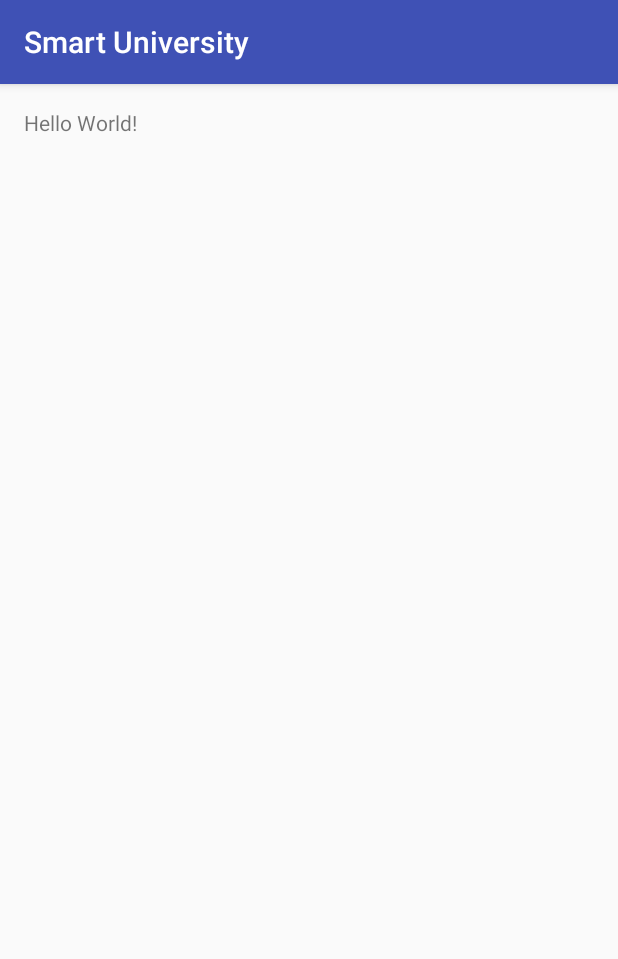
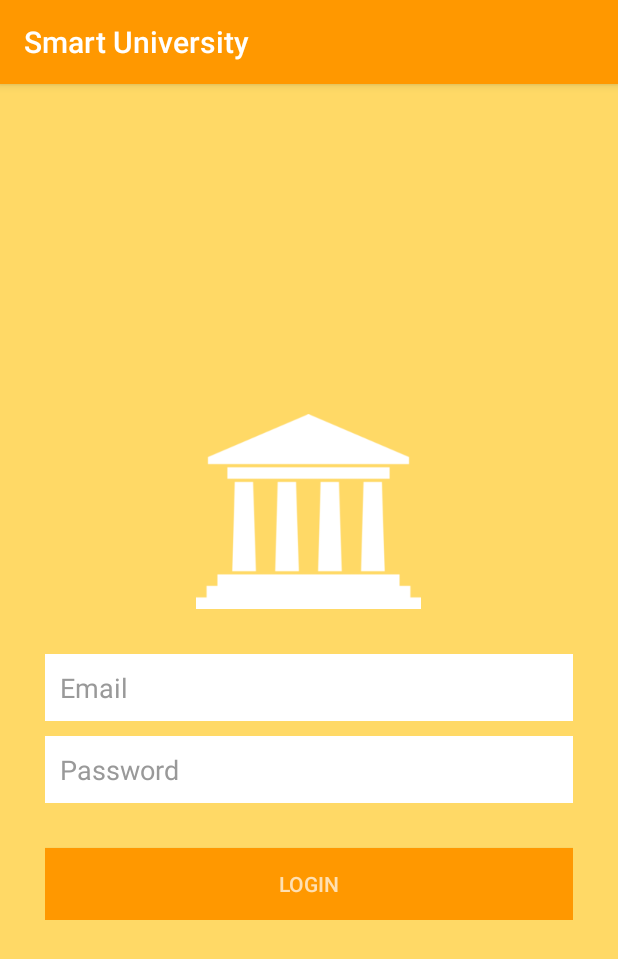
Before and after one commit to hossamk/SmartUniversity, an Android app: the screen it shows after launch (MainActivity before the commit, LoginActivity after it), on a phone screen of 412 x 824 dp. Shown: the top 959 px of the screen. Run offline under Robolectric (Android 15) with nearby library versions, the phone set to English and light mode, and no system bars; our stand-ins replace Volley.

Commit message:
login (#2)
* Added authentication to the app.

```diff
--- a/app/src/main/AndroidManifest.xml
+++ b/app/src/main/AndroidManifest.xml
@@ -5,12 +5,15 @@
     <uses-permission android:name="android.permission.INTERNET" />
 
     <application
+        android:name="com.smartuniversitygp.smartuniversity.app.AppController"
         android:allowBackup="true"
-        android:icon="@mipmap/ic_launcher"
+        android:icon="@drawable/logo"
         android:label="@string/app_name"
         android:supportsRtl="true"
         android:theme="@style/AppTheme">
         <activity android:name=".MainActivity">
+        </activity>
+        <activity android:name=".LoginActivity">
             <intent-filter>
                 <action android:name="android.intent.action.MAIN" />
 
--- /dev/null
+++ b/app/src/main/java/com/smartuniversitygp/smartuniversity/LoginActivity.java
@@ -0,0 +1,164 @@
+package com.smartuniversitygp.smartuniversity;
+
+import android.app.ProgressDialog;
+import android.content.Intent;
+import android.support.v7.app.AppCompatActivity;
+import android.os.Bundle;
+import android.util.Log;
+import android.view.View;
+import android.widget.Button;
+import android.widget.EditText;
+import android.widget.Toast;
+import com.android.volley.Request.Method;
+import com.android.volley.Response;
+import com.android.volley.VolleyError;
+import com.android.volley.toolbox.StringRequest;
+
+import com.smartuniversitygp.smartuniversity.app.AppConfig;
+import com.smartuniversitygp.smartuniversity.app.AppController;
+import com.smartuniversitygp.smartuniversity.helper.SessionManager;
+import com.smartuniversitygp.smartuniversity.helper.User;
+
+import org.json.JSONException;
+import org.json.JSONObject;
+
+import java.util.HashMap;
+import java.util.Map;
+
+public class LoginActivity extends AppCompatActivity {
+    private static String TAG = LoginActivity.class.getSimpleName();
+
+    private Button btnLogin;
+    private EditText etEmail;
+    private EditText etPassword;
+    private ProgressDialog pDialog;
+    private SessionManager session;
+
+    @Override
+    protected void onCreate(Bundle savedInstanceState) {
+        super.onCreate(savedInstanceState);
+        setContentView(R.layout.activity_login);
+
+        etEmail = (EditText) findViewById(R.id.et_email);
+        etPassword = (EditText) findViewById(R.id.et_password);
+        btnLogin = (Button) findViewById(R.id.btn_login);
+
+        // Progress dialog
+        pDialog = new ProgressDialog(this);
+        pDialog.setCancelable(false);
+
+        // Session manager
+        session = new SessionManager(getApplicationContext());
+
+        // Check if user is already logged in or not
+        if (session.isLoggedIn()) {
+            // User is already logged in. move to main activity
+            Intent intent = new Intent(LoginActivity.this, MainActivity.class);
+            startActivity(intent);
+            finish();
+        }
+
+        // Login button Click Event
+        btnLogin.setOnClickListener(new View.OnClickListener() {
+
+            public void onClick(View view) {
+                String email = etEmail.getText().toString().trim();
+                String password = etPassword.getText().toString().trim();
+
+                // Check for empty data in the form
+                if (!email.isEmpty() && !password.isEmpty()) {
+                    // login user
+                    login(email, password);
+                } else {
+                    // Prompt user to enter credentials
+                    Toast.makeText(getApplicationContext(), "Please enter your email and password!", Toast.LENGTH_LONG).show();
+                }
+            }
+
+        });
+    }
+
+    private void login(final String email, final String password){
+        // Tag used to cancel the request
+        String tag_string_req = "req_login";
+
+        pDialog.setMessage("Logging in ...");
+        showDialog();
+
+        StringRequest strReq = new StringRequest(Method.POST,
+                AppConfig.URL_LOGIN, new Response.Listener<String>() {
+
+            @Override
+            public void onResponse(String response) {
+                Log.d(TAG, "Login Response: " + response.toString());
+                hideDialog();
+
+                try {
+                    JSONObject jObj = new JSONObject(response);
+                    boolean error = jObj.getBoolean("error");
+                    // Check for error node in json
+                    if (!error) {
+                        String token = jObj.getString("token");
+                        String first = jObj.getString("firstName");
+                        String last = jObj.getString("lastName");
+                        String email = jObj.getString("email");
+                        String type = jObj.getString("type");
+                        User user = new User(first, last, email, type, token);
+
+                        // user successfully logged in
+                        // Create login session
+                        session.setLogin(true, user);
+
+                        // Launch main activity
+                        Intent intent = new Intent(LoginActivity.this, MainActivity.class);
+                        startActivity(intent);
+                        finish();
+                    } else {
+                        // Error in login. Get the error message
+                        String errorMsg = jObj.getString("message");
+                        Toast.makeText(getApplicationContext(), errorMsg, Toast.LENGTH_LONG).show();
+                    }
+                } catch (JSONException e) {
+                    // JSON error
+                    e.printStackTrace();
+                    Toast.makeText(getApplicationContext(), "Json error: " + e.getMessage(), Toast.LENGTH_LONG).show();
+                }
+
+            }
+        }, new Response.ErrorListener() {
+
+            @Override
+            public void onErrorResponse(VolleyError error) {
+                Log.e(TAG, "Login Error: " + error.getMessage());
+                Toast.makeText(getApplicationContext(), error.getMessage(), Toast.LENGTH_LONG).show();
+                hideDialog();
+            }
+        }) {
+
+            @Override
+            protected Map<String, String> getParams() {
+                // Posting parameters to login url
+                Map<String, String> params = new HashMap<String, String>();
+                params.put("email", email);
+                params.put("password", password);
+
+                return params;
+            }
+
+        };
+
+        // Adding request to request queue
+        AppController.getInstance().addToRequestQueue(strReq, tag_string_req);
+    }
+
+    private void showDialog() {
+        if (!pDialog.isShowing())
+            pDialog.show();
+    }
+
+    private void hideDialog() {
+        if (pDialog.isShowing())
+            pDialog.dismiss();
+    }
+
+}
--- /dev/null
+++ b/app/src/main/java/com/smartuniversitygp/smartuniversity/helper/SessionManager.java
@@ -0,0 +1,79 @@
+package com.smartuniversitygp.smartuniversity.helper;
+
+import android.content.Context;
+import android.content.SharedPreferences;
+import android.util.Log;
+import android.content.SharedPreferences.Editor;
+
+/**
+ * Created by hossam on 6/19/16 .
+ */
+
+
+public class SessionManager {
+    // Shared Preferences
+    SharedPreferences pref;
+
+    Editor editor;
+    Context _context;
+
+    // Shared pref mode
+    int PRIVATE_MODE = 0;
+
+    // Shared preferences file name
+    private static final String PREF_NAME = "SmartUniversityLogin";
+
+    private static final String KEY_IS_LOGGEDIN = "isLoggedIn";
+    private static final String KEY_TOKEN = "loginToken";
+    private static final String KEY_FIRST = "loginFirstName";
+    private static final String KEY_LAST = "loginLastName";
+    private static final String KEY_EMAIL = "loginEmail";
+    private static final String KEY_TYPE = "loginType";
+
+
+
+    public SessionManager(Context context) {
+        this._context = context;
+        pref = _context.getSharedPreferences(PREF_NAME, PRIVATE_MODE);
+        editor = pref.edit();
+    }
+
+    public void setLogin(boolean isLoggedIn, User user) {
+        editor.putBoolean(KEY_IS_LOGGEDIN, isLoggedIn);
+        editor.putString(KEY_TOKEN, user.getToken());
+        editor.putString(KEY_FIRST, user.getFirstName());
+        editor.putString(KEY_LAST, user.getLastName());
+        editor.putString(KEY_EMAIL, user.getEmail());
+        editor.putString(KEY_TYPE, user.getType());
+
+        // commit changes
+        editor.commit();
+    }
+
+    public void logout() {
+        editor.remove(KEY_IS_LOGGEDIN);
+        editor.remove(KEY_TOKEN);
+
+        // commit changes
+        editor.commit();
+    }
+
+    public boolean isLoggedIn(){
+        return pref.getBoolean(KEY_IS_LOGGEDIN, false);
+    }
+
+    public User getUser(){
+        String first = pref.getString(KEY_FIRST, "");
+        String last = pref.getString(KEY_LAST, "");
+        String email = pref.getString(KEY_EMAIL, "");
+        String type = pref.getString(KEY_TYPE, "");
+        String token = pref.getString(KEY_TOKEN, "");
+
+        User user = new User(first, last, email, type, token);
+        return user;
+    }
+
+    public String getToken(){
+        return pref.getString(KEY_TOKEN, "");
+    }
+}
--- /dev/null
+++ b/app/src/main/res/layout/activity_login.xml
@@ -0,0 +1,66 @@
+<?xml version="1.0" encoding="utf-8"?>
+<LinearLayout xmlns:android="http://schemas.android.com/apk/res/android"
+    android:layout_width="fill_parent"
+    android:layout_height="fill_parent"
+    android:background="@color/bg_login"
+    android:gravity="center"
+    android:orientation="vertical"
+    android:padding="10dp" >
+
+
+    <ImageView
+        android:layout_width="150dp"
+        android:layout_height="150dp"
+        android:layout_marginBottom="20dp"
+        android:id="@+id/imageView"
+        android:layout_gravity="center_horizontal"
+        android:src="@drawable/uni"/>
+
+    <LinearLayout
+        android:layout_width="fill_parent"
+        android:layout_height="wrap_content"
+        android:layout_gravity="center"
+        android:orientation="vertical"
+        android:paddingLeft="20dp"
+        android:paddingRight="20dp" >
+
+        <EditText
+            android:id="@+id/et_email"
+            android:layout_width="fill_parent"
+            android:layout_height="wrap_content"
+            android:layout_marginBottom="10dp"
+            android:background="@color/white"
+            android:hint="Email"
+            android:inputType="textEmailAddress"
+            android:padding="10dp"
+            android:singleLine="true"
+            android:textColor="@color/input_login"
+            android:textColorHint="@color/input_login_hint" />
+
+        <EditText
+            android:id="@+id/et_password"
+            android:layout_width="fill_parent"
+            android:layout_height="wrap_content"
+            android:layout_marginBottom="10dp"
+            android:background="@color/white"
+            android:hint="Password"
+            android:inputType="textPassword"
+            android:padding="10dp"
+            android:singleLine="true"
+            android:textColor="@color/input_login"
+            android:textColorHint="@color/input_login_hint" />
+
+        <!-- Login Button -->
+
+        <Button
+            android:id="@+id/btn_login"
+            android:layout_width="fill_parent"
+            android:layout_height="wrap_content"
+            android:layout_marginTop="20dip"
+            android:background="@color/btn_login_bg"
+            android:text="Login"
+            android:textColor="@color/btn_login" />
+
+    </LinearLayout>
+
+</LinearLayout>
--- a/app/src/main/res/values/colors.xml
+++ b/app/src/main/res/values/colors.xml
@@ -1,6 +1,19 @@
 <?xml version="1.0" encoding="utf-8"?>
 <resources>
-    <color name="colorPrimary">#3F51B5</color>
-    <color name="colorPrimaryDark">#303F9F</color>
-    <color name="colorAccent">#FF4081</color>
+    <color name="colorPrimary">#FF9800</color>
+    <color name="colorPrimaryDark">#F57C00</color>
+    <color name="colorAccent">#FFEB3B</color>
+    <color name="bg_login">#ffd966</color>
+    <color name="bg_register">#2e3237</color>
+    <color name="bg_main">#428bca</color>
+    <color name="white">#ffffff</color>
+    <color name="input_login">#222222</color>
+    <color name="input_login_hint">#999999</color>
+    <color name="input_register">#888888</color>
+    <color name="input_register_bg">#3b4148</color>
+    <color name="input_register_hint">#5e6266</color>
+    <color name="btn_login">#FFE0B2</color>
+    <color name="btn_login_bg">#FF9800</color>
+    <color name="lbl_name">#333333</color>
+    <color name="btn_logut_bg">#FF9800</color>
 </resources>
```
Also changed, not shown: app/src/main/java/com/smartuniversitygp/smartuniversity/MainActivity.java (+58 -0 lines), app/src/main/java/com/smartuniversitygp/smartuniversity/app/AppConfig.java (added, +9 -0 lines), app/src/main/java/com/smartuniversitygp/smartuniversity/helper/User.java (added, +60 -0 lines), app/src/main/res/layout/activity_main.xml (+43 -9 lines), app/src/main/res/drawable/logo.png (added), app/src/main/res/drawable/uni.png (added).
